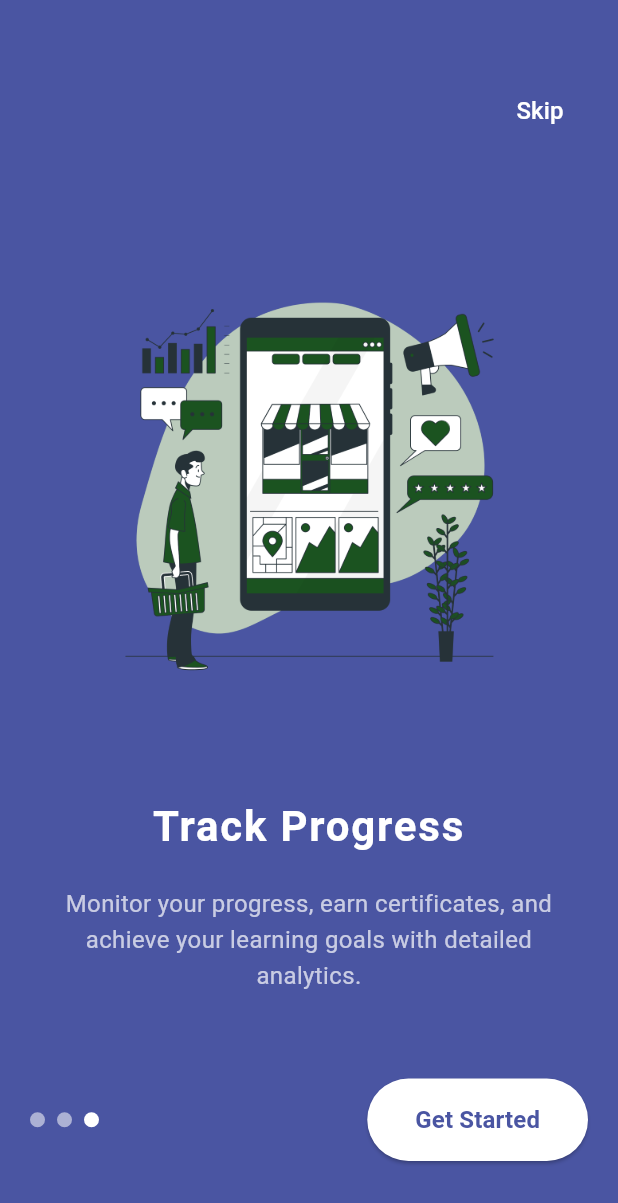
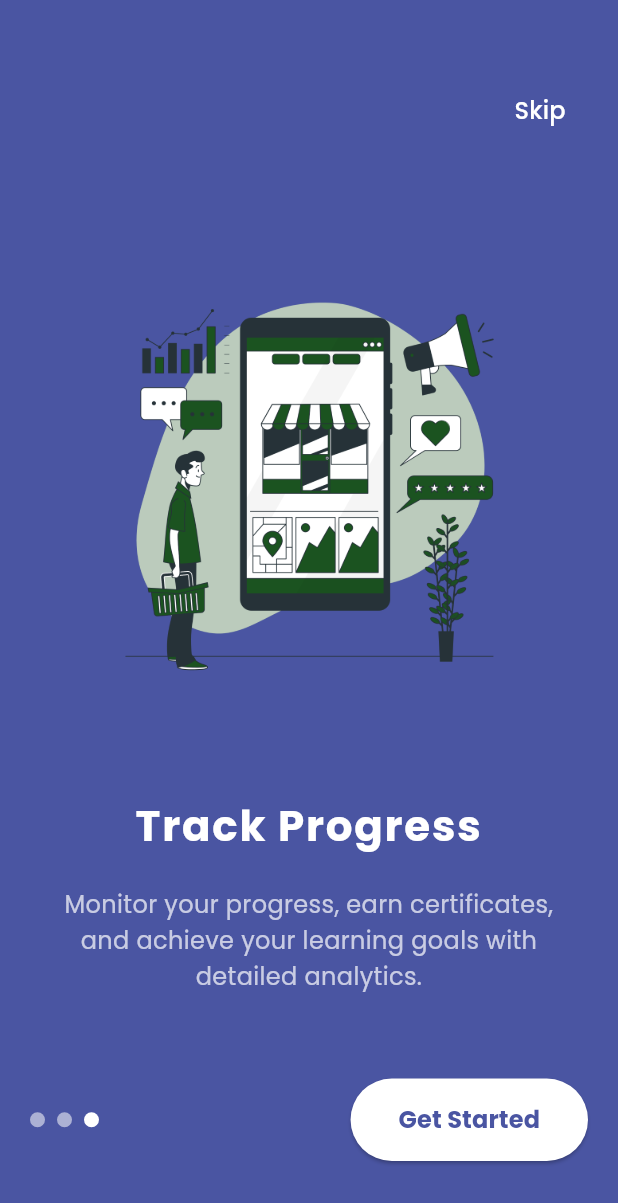
Before and after one commit to Edil-Ayehu/e_learning_app, a Flutter app: the screen it shows after launch, swiped to page 3, on a phone screen of 412 x 824 dp. Shown: the top 1203 px of the screen. Run offline on Flutter 3.47's test engine with Material 3 defaults, Android fonts, the phone set to English and light mode, and no system bars; drawn by our look-alikes of smooth_page_indicator; our stand-ins replace firebase_core, get, get_storage, google_fonts; accounts and stored records are empty.

Commit message:
theme setup

```diff
--- a/lib/core/theme/app_colors.dart
+++ b/lib/core/theme/app_colors.dart
@@ -0,0 +1,33 @@
+import 'package:flutter/material.dart';
+
+class AppColors {
+  // Primary Colors
+  static const Color primary = Color(0xFF4A55A2);
+  static const Color primaryLight = Color(0xFF7895CB);
+  static const Color primaryDark = Color(0xFF2E3B7F);
+
+  // Secondary Colors
+  static const Color secondary = Color(0xFFA0BFE0);
+  static const Color secondaryLight = Color(0xFFCFE0F2);
+  static const Color secondaryDark = Color(0xFF7494B5);
+
+  // Accent Colors
+  static const Color accent = Color(0xFFFF6B6B);
+  static const Color success = Color(0xFF4CAF50);
+  static const Color warning = Color(0xFFFFA726);
+  static const Color error = Color(0xFFEF5350);
+
+  // Light Theme Colors
+  static const Color lightBackground = Color(0xFFFFFFFF);
+  static const Color lightSurface = Color(0xFFF5F5F5);
+  static const Color lightText = Color(0xFF1D1D1D);
+  static const Color lightTextSecondary = Color(0xFF757575);
+  static const Color lightDivider = Color(0xFFE0E0E0);
+
+  // Dark Theme Colors
+  static const Color darkBackground = Color(0xFF121212);
+  static const Color darkSurface = Color(0xFF1E1E1E);
+  static const Color darkText = Color(0xFFFFFFFF);
+  static const Color darkTextSecondary = Color(0xFFB0B0B0);
+  static const Color darkDivider = Color(0xFF323232);
+}
--- a/lib/core/theme/app_theme.dart
+++ b/lib/core/theme/app_theme.dart
@@ -0,0 +1,79 @@
+import 'package:flutter/material.dart';
+import 'app_colors.dart';
+import 'app_typography.dart';
+
+class AppTheme {
+  static ThemeData lightTheme = ThemeData(
+    useMaterial3: true,
+    brightness: Brightness.light,
+    primaryColor: AppColors.primary,
+    scaffoldBackgroundColor: AppColors.lightBackground,
+    colorScheme: const ColorScheme.light(
+      primary: AppColors.primary,
+      secondary: AppColors.secondary,
+      error: AppColors.error,
+      background: AppColors.lightBackground,
+      surface: AppColors.lightSurface,
+    ),
+    textTheme: AppTypography.lightTextTheme,
+    elevatedButtonTheme: ElevatedButtonThemeData(
+      style: ElevatedButton.styleFrom(
+        backgroundColor: AppColors.primary,
+        foregroundColor: Colors.white,
+        shape: RoundedRectangleBorder(
+          borderRadius: BorderRadius.circular(10),
+        ),
+        padding: const EdgeInsets.symmetric(vertical: 16),
+      ),
+    ),
+    inputDecorationTheme: InputDecorationTheme(
+      filled: true,
+      fillColor: AppColors.lightSurface,
+      border: OutlineInputBorder(
+        borderRadius: BorderRadius.circular(10),
+        borderSide: const BorderSide(color: AppColors.lightDivider),
+      ),
+      enabledBorder: OutlineInputBorder(
+        borderRadius: BorderRadius.circular(10),
+        borderSide: const BorderSide(color: AppColors.lightDivider),
+      ),
+    ),
+  );
+
+  static ThemeData darkTheme = ThemeData(
+    useMaterial3: true,
+    brightness: Brightness.dark,
+    primaryColor: AppColors.primary,
+    scaffoldBackgroundColor: AppColors.darkBackground,
+    colorScheme: const ColorScheme.dark(
+      primary: AppColors.primary,
+      secondary: AppColors.secondary,
+      error: AppColors.error,
+      background: AppColors.darkBackground,
+      surface: AppColors.darkSurface,
+    ),
+    textTheme: AppTypography.darkTextTheme,
+    elevatedButtonTheme: ElevatedButtonThemeData(
+      style: ElevatedButton.styleFrom(
+        backgroundColor: AppColors.primary,
+        foregroundColor: Colors.white,
+        shape: RoundedRectangleBorder(
+          borderRadius: BorderRadius.circular(10),
+        ),
+        padding: const EdgeInsets.symmetric(vertical: 16),
+      ),
+    ),
+    inputDecorationTheme: InputDecorationTheme(
+      filled: true,
+      fillColor: AppColors.darkSurface,
+      border: OutlineInputBorder(
+        borderRadius: BorderRadius.circular(10),
+        borderSide: const BorderSide(color: AppColors.darkDivider),
+      ),
+      enabledBorder: OutlineInputBorder(
+        borderRadius: BorderRadius.circular(10),
+        borderSide: const BorderSide(color: AppColors.darkDivider),
+      ),
+    ),
+  );
+}
--- a/lib/core/theme/app_typography.dart
+++ b/lib/core/theme/app_typography.dart
@@ -0,0 +1,87 @@
+import 'package:flutter/material.dart';
+import 'package:google_fonts/google_fonts.dart';
+import 'app_colors.dart';
+
+class AppTypography {
+  static TextTheme lightTextTheme = TextTheme(
+    displayLarge: GoogleFonts.poppins(
+      fontSize: 32,
+      fontWeight: FontWeight.bold,
+      color: AppColors.lightText,
+    ),
+    displayMedium: GoogleFonts.poppins(
+      fontSize: 28,
+      fontWeight: FontWeight.bold,
+      color: AppColors.lightText,
+    ),
+    displaySmall: GoogleFonts.poppins(
+      fontSize: 24,
+      fontWeight: FontWeight.w600,
+      color: AppColors.lightText,
+    ),
+    headlineMedium: GoogleFonts.poppins(
+      fontSize: 20,
+      fontWeight: FontWeight.w600,
+      color: AppColors.lightText,
+    ),
+    titleLarge: GoogleFonts.poppins(
+      fontSize: 18,
+      fontWeight: FontWeight.w600,
+      color: AppColors.lightText,
+    ),
+    bodyLarge: GoogleFonts.poppins(
+      fontSize: 16,
+      color: AppColors.lightText,
+    ),
+    bodyMedium: GoogleFonts.poppins(
+      fontSize: 14,
+      color: AppColors.lightText,
+    ),
+    labelLarge: GoogleFonts.poppins(
+      fontSize: 14,
+      fontWeight: FontWeight.w600,
+      color: AppColors.lightText,
+    ),
+  );
+
+  static TextTheme darkTextTheme = TextTheme(
+    displayLarge: GoogleFonts.poppins(
+      fontSize: 32,
+      fontWeight: FontWeight.bold,
+      color: AppColors.darkText,
+    ),
+    displayMedium: GoogleFonts.poppins(
+      fontSize: 28,
+      fontWeight: FontWeight.bold,
+      color: AppColors.darkText,
+    ),
+    displaySmall: GoogleFonts.poppins(
+      fontSize: 24,
+      fontWeight: FontWeight.w600,
+      color: AppColors.darkText,
+    ),
+    headlineMedium: GoogleFonts.poppins(
+      fontSize: 20,
+      fontWeight: FontWeight.w600,
+      color: AppColors.darkText,
+    ),
+    titleLarge: GoogleFonts.poppins(
+      fontSize: 18,
+      fontWeight: FontWeight.w600,
+      color: AppColors.darkText,
+    ),
+    bodyLarge: GoogleFonts.poppins(
+      fontSize: 16,
+      color: AppColors.darkText,
+    ),
+    bodyMedium: GoogleFonts.poppins(
+      fontSize: 14,
+      color: AppColors.darkText,
+    ),
+    labelLarge: GoogleFonts.poppins(
+      fontSize: 14,
+      fontWeight: FontWeight.w600,
+      color: AppColors.darkText,
+    ),
+  );
+}
--- a/lib/main.dart
+++ b/lib/main.dart
@@ -1,4 +1,5 @@
 import 'package:e_learning_app/config/firebase_config.dart';
+import 'package:e_learning_app/core/theme/app_theme.dart';
 import 'package:e_learning_app/data/services/storage_service.dart';
 import 'package:e_learning_app/routes/app_routes.dart';
 import 'package:flutter/material.dart';
@@ -19,10 +20,9 @@ class MyApp extends StatelessWidget {
     return GetMaterialApp(
       debugShowCheckedModeBanner: false,
       title: 'E-Learning App',
-      theme: ThemeData(
-        primarySwatch: Colors.blue,
-        useMaterial3: true,
-      ),
+      theme: AppTheme.lightTheme,
+      darkTheme: AppTheme.darkTheme,
+      themeMode: ThemeMode.system, // This will follow system theme
       initialRoute: AppRoutes.splash,
       getPages: AppRoutes.pages,
     );
--- a/pubspec.yaml
+++ b/pubspec.yaml
@@ -39,6 +39,7 @@ dependencies:
   flutter_svg: ^2.0.17
   smooth_page_indicator: ^1.2.0+3
   get_storage: ^2.1.1
+  google_fonts: ^6.2.1
 
 dev_dependencies:
   flutter_test:
```
Also changed, not shown: pubspec.lock.
